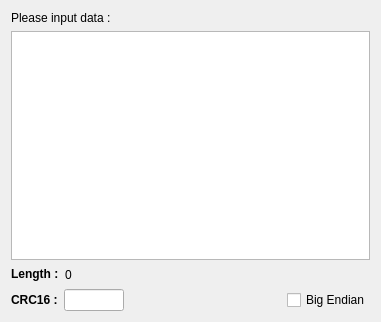
hevakelcj/MakeCRC16, file dialog.ui: the form before one commit.
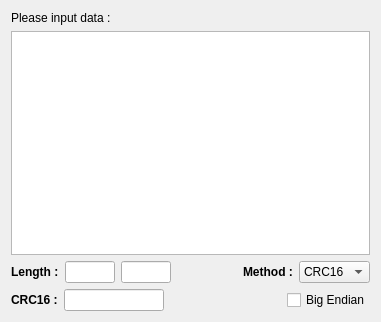
The form after the commit.

The edit to the form file:
```diff
--- a/dialog.ui
+++ b/dialog.ui
@@ -34,9 +34,40 @@
       </widget>
      </item>
      <item>
-      <widget class="QLabel" name="len_out">
-       <property name="text">
-        <string>0</string>
+      <widget class="QLineEdit" name="len_out">
+       <property name="minimumSize">
+        <size>
+         <width>30</width>
+         <height>0</height>
+        </size>
+       </property>
+       <property name="maximumSize">
+        <size>
+         <width>50</width>
+         <height>16777215</height>
+        </size>
+       </property>
+       <property name="readOnly">
+        <bool>true</bool>
+       </property>
+      </widget>
+     </item>
+     <item>
+      <widget class="QLineEdit" name="len_out_hex">
+       <property name="minimumSize">
+        <size>
+         <width>30</width>
+         <height>0</height>
+        </size>
+       </property>
+       <property name="maximumSize">
+        <size>
+         <width>50</width>
+         <height>16777215</height>
+        </size>
+       </property>
+       <property name="readOnly">
+        <bool>true</bool>
        </property>
       </widget>
      </item>
@@ -53,6 +84,22 @@
        </property>
       </spacer>
      </item>
+     <item>
+      <widget class="QLabel" name="label_3">
+       <property name="text">
+        <string>&lt;html&gt;&lt;head/&gt;&lt;body&gt;&lt;p&gt;&lt;span style=&quot; font-weight:600;&quot;&gt;Method :&lt;/span&gt;&lt;/p&gt;&lt;/body&gt;&lt;/html&gt;</string>
+       </property>
+      </widget>
+     </item>
+     <item>
+      <widget class="QComboBox" name="method">
+       <item>
+        <property name="text">
+         <string>CRC16</string>
+        </property>
+       </item>
+      </widget>
+     </item>
     </layout>
    </item>
    <item>
@@ -74,7 +121,7 @@
        </property>
        <property name="maximumSize">
         <size>
-         <width>60</width>
+         <width>100</width>
          <height>16777215</height>
         </size>
        </property>
```
Left out of the diff: 2 changed lines with no effect on the pictures.
